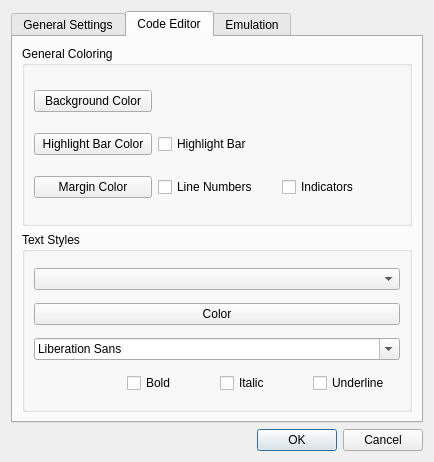
The window that environmentsettingsdialog.ui (christopherpow/nesicide) describes before a commit, drawn with Qt 5.
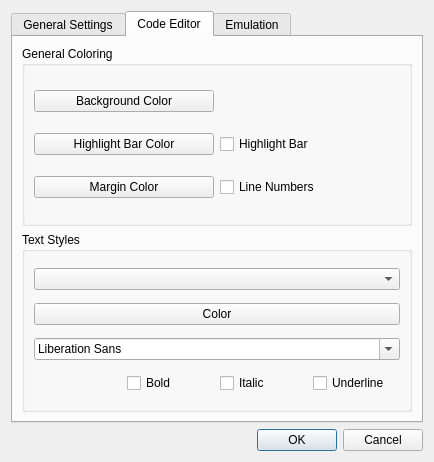
The same window after the commit. The open tabs and pages were chosen to show the change. Icons and pictures are not drawn.

Commit message: More configuration options like enable/disable line numbers, highlight bar, setting the color of margins and highlight bar, etc.

```diff
--- a/environmentsettingsdialog.ui
+++ b/environmentsettingsdialog.ui
@@ -192,13 +192,6 @@
             </property>
            </widget>
           </item>
-          <item row="2" column="2">
-           <widget class="QCheckBox" name="showIndicatorMargin">
-            <property name="text">
-             <string>Indicators</string>
-            </property>
-           </widget>
-          </item>
          </layout>
         </widget>
        </item>
```
Left out of the diff: 2 changed lines with no effect on the pictures. The commit also changes 6 other files.
